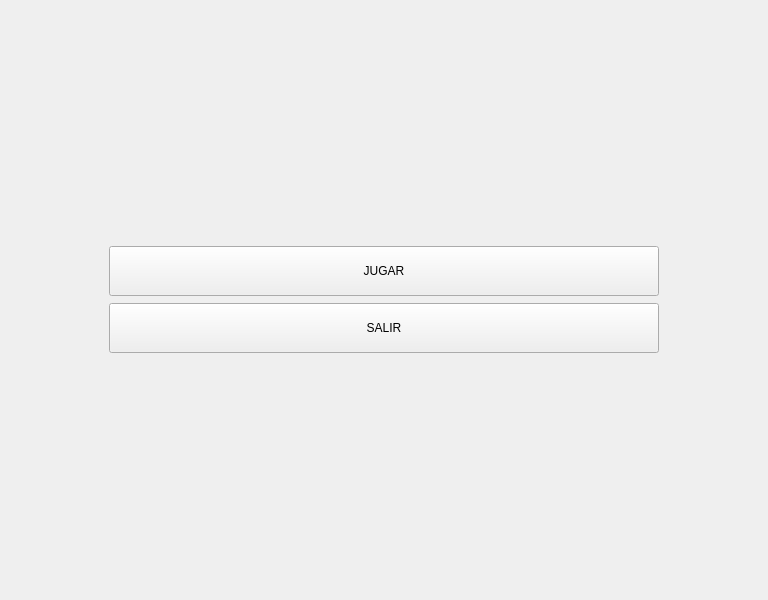
Old version of the form menu.ui in the repository facurz55/Paper-Please.
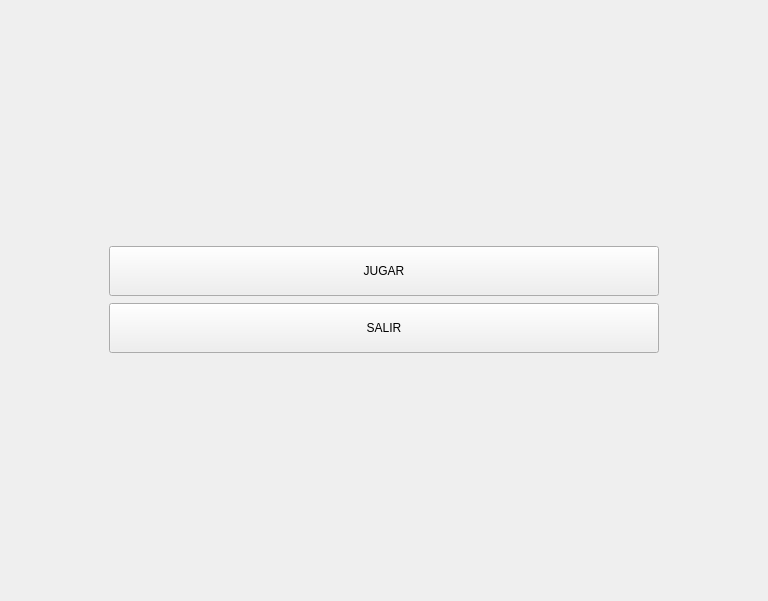
New version of the form. Icons and pictures are not drawn.

```diff
--- a/menu.ui
+++ b/menu.ui
@@ -7,7 +7,7 @@
     <x>0</x>
     <y>0</y>
     <width>768</width>
-    <height>600</height>
+    <height>601</height>
    </rect>
   </property>
   <property name="windowTitle">
```
